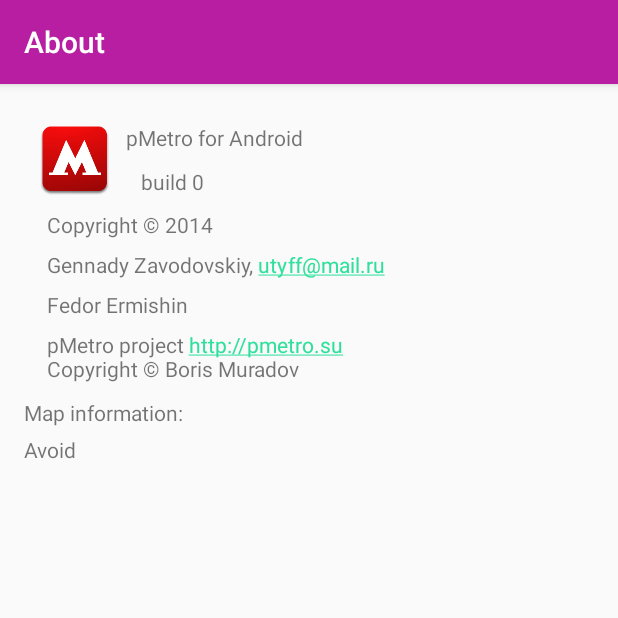
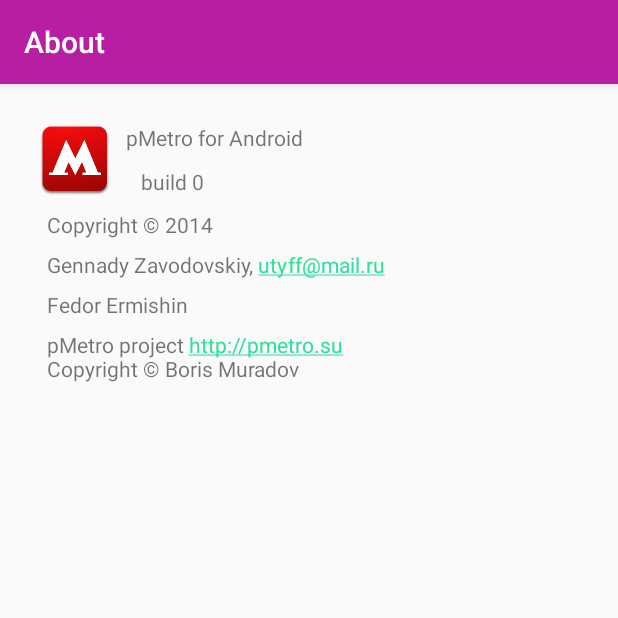
Before and after one commit to Utyff/pMetro, an Android app: the AboutActivity screen opened directly, with no data from a screen before it, on a phone screen of 412 x 824 dp, the top half of it. Run offline under Robolectric (Android 15) with nearby library versions, the phone set to English and light mode, and no system bars.

Commit message:
Fixed crashes when no map is opened and user presses back or selects a menu item. Fixed about activity when no map is opened.

```diff
--- a/app/src/main/java/com/utyf/pmetro/AboutActivity.java
+++ b/app/src/main/java/com/utyf/pmetro/AboutActivity.java
@@ -24,19 +24,24 @@ public class AboutActivity extends AppCompatActivity {
         languageUpdater = new LanguageUpdater(this, SET.lang);
         setContentView(R.layout.activity_about);
 
-        TextView text = (TextView) findViewById(R.id.mapInfo);
+        TextView label = findViewById(R.id.textView);
+        TextView text = findViewById(R.id.mapInfo);
         Bundle extras = getIntent().getExtras();
-        if (extras != null) {
-            String mapAuthors = extras.getString("MapAuthors");
-            if (mapAuthors != null)
-                text.setText(mapAuthors);
+        String mapAuthors = null;
+        if (extras != null)
+            mapAuthors = extras.getString("MapAuthors");
+        if (mapAuthors != null)
+            text.setText(mapAuthors);
+        else {
+            label.setVisibility(View.GONE);
+            text.setVisibility(View.GONE);
         }
 
-        text = (TextView) findViewById(R.id.version_num);
-        text.setText( MapActivity.versionNum );
+        text = findViewById(R.id.version_num);
+        text.setText(MapActivity.versionNum);
 
-        text = (TextView) findViewById(R.id.build);
-        text.setText( "build "+MapActivity.buildNum );
+        text = findViewById(R.id.build);
+        text.setText("build " + MapActivity.buildNum);
         showDedug();
     }
 
@@ -62,7 +67,7 @@ public class AboutActivity extends AppCompatActivity {
 
     private void showDedug() {
         if( MapActivity.debugMode ) {
-            TextView text = (TextView)findViewById(R.id.deviceInfo);
+            TextView text = findViewById(R.id.deviceInfo);
             //noinspection deprecation
             text.setText(Html.fromHtml("Device information"
                     + "<br/><br/>CPU number: <font color = 'blue';>" + MapActivity.numberOfCores
--- a/app/src/main/res/layout/activity_about.xml
+++ b/app/src/main/res/layout/activity_about.xml
@@ -122,7 +122,6 @@
                 android:layout_width="wrap_content"
                 android:layout_height="wrap_content"
                 android:id="@+id/mapInfo"
-                android:text="Avoid"
                 android:layout_marginTop="5dp"
                 android:autoLink="email|web"
                 android:linksClickable="true"
```
Also changed, not shown: app/src/main/java/com/utyf/pmetro/MapActivity.java (+14 -8 lines).
